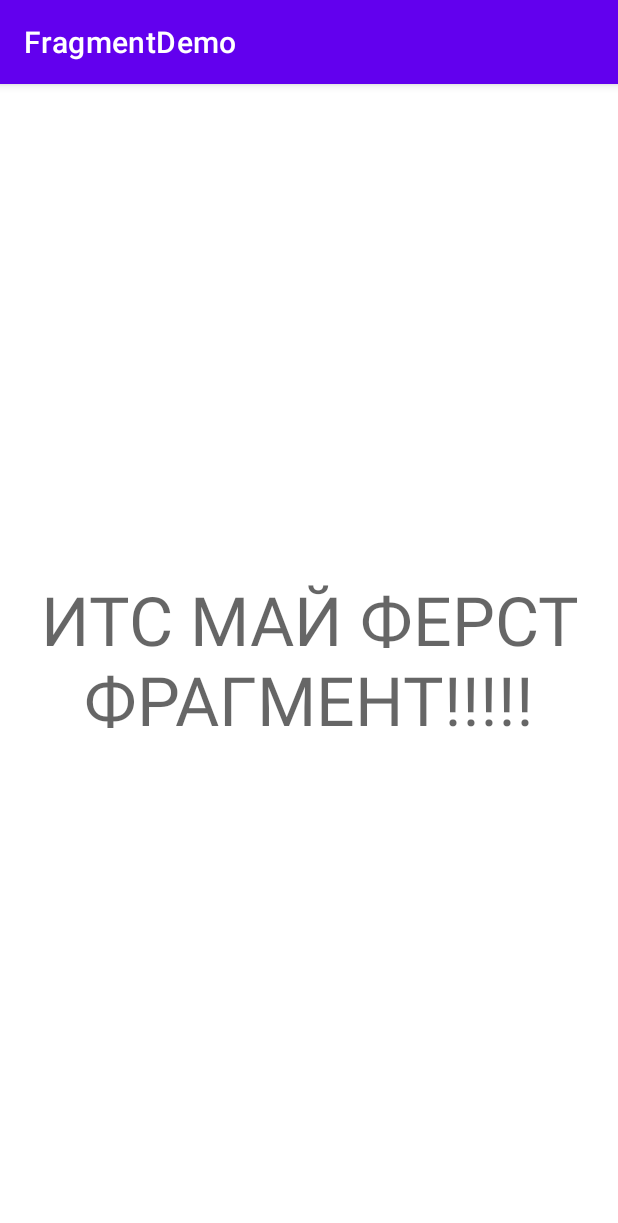
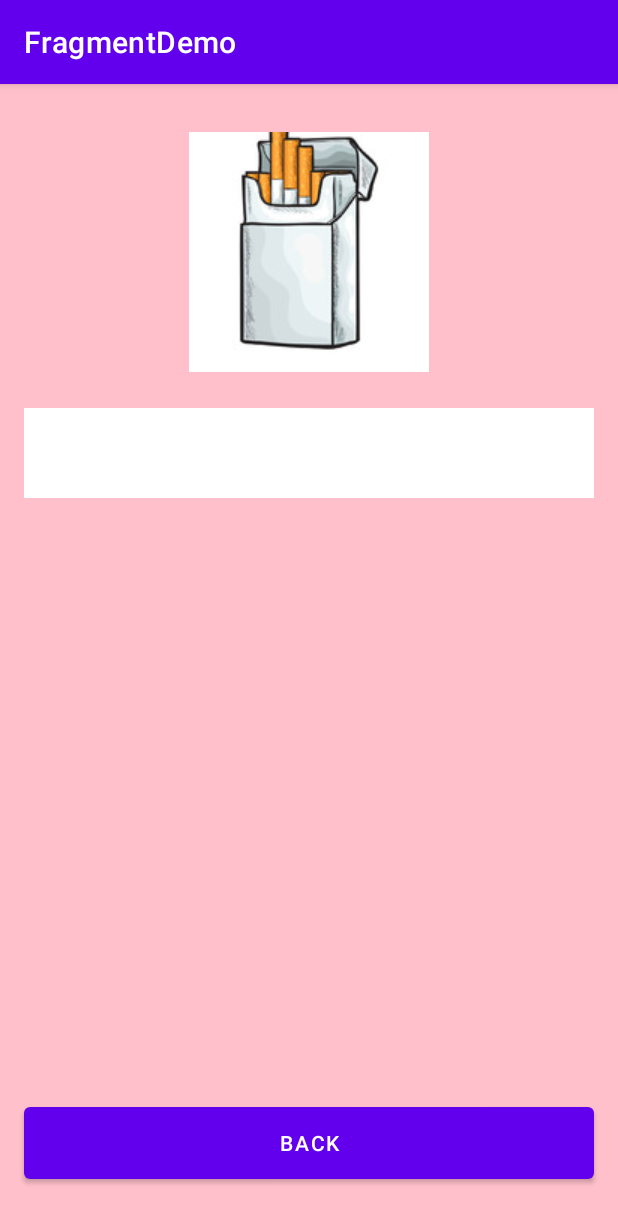
Before and after one commit to MrAK1092/FragmentDemo, an Android app: the screen it shows after launch (MainActivity), on a phone screen of 412 x 824 dp. Shown: the top 1223 px of the screen. Run offline under Robolectric (Android 15) with nearby library versions, the phone set to English and light mode, and no system bars; libraries missing offline, so code that uses them is left out: by.kirich1409.viewbindingdelegate; 1 statement that could not run was skipped.

Commit message:
Работа с навигацией, рефтокторинг

```diff
--- a/app/src/main/java/com/example/fragmentdemo/KittyFragment.kt
+++ b/app/src/main/java/com/example/fragmentdemo/KittyFragment.kt
@@ -2,58 +2,35 @@ package com.example.fragmentdemo
 
 import android.os.Bundle
 import androidx.fragment.app.Fragment
-import android.view.LayoutInflater
 import android.view.View
-import android.view.ViewGroup
-import android.widget.ImageButton
-import android.widget.TextView
-import androidx.constraintlayout.widget.ConstraintLayout
-import com.example.fragmentdemo.databinding.ActivityMainBinding
+import by.kirich1409.viewbindingdelegate.viewBinding
 import com.example.fragmentdemo.databinding.FragmentKittyBinding
+import com.example.fragmentdemo.navigation.Navigator
+import com.example.fragmentdemo.navigation.NavigatorImpl
 
+class KittyFragment : Fragment(R.layout.fragment_kitty) {
 
-class KittyFragment : Fragment() {
+    private val binding by viewBinding(FragmentKittyBinding::bind)
+    private var navigator: Navigator? = null
 
-
-    lateinit var mHelloTextView: TextView
-    lateinit var imageButton: ImageButton
-    lateinit var binding: FragmentKittyBinding
-
-    override fun onCreate(savedInstanceState: Bundle?) {
-        super.onCreate(savedInstanceState)
-
-
-
-
+    override fun onViewCreated(view: View, savedInstanceState: Bundle?) {
+        super.onViewCreated(view, savedInstanceState)
+        navigator = NavigatorImpl(parentFragmentManager, R.id.container)
+        initListeners()
     }
 
-
-
-    override fun onCreateView(
-        inflater: LayoutInflater, container: ViewGroup?,
-        savedInstanceState: Bundle?
-    ): View? {
-        binding = FragmentKittyBinding.inflate(layoutInflater)
-
-        mHelloTextView = binding.helloText
-
-
-
-
-        var b = binding
-        binding.imageButton.setOnClickListener {
-            mHelloTextView.setText("СТРЕЛЬНУТЬ СИЖКУ")
+    private fun initListeners() {
+        binding.apply {
+            imageButton.setOnClickListener {
+                //helloText.text = "СТРЕЛЬНУТЬ СИЖКУ"
+                navigator?.addFragment(CounterFragment.newInstance())
+            }
+            btnBack.setOnClickListener { navigator?.popBack() }
         }
-
-        binding.helloText.text
-        binding.imageButton
-
-
-        // Inflate the layout for this fragment
-        return inflater.inflate(R.layout.fragment_kitty, container, false)
     }
 
     companion object {
 
+        fun newInstance(): KittyFragment = KittyFragment()
     }
 }
--- a/app/src/main/java/com/example/fragmentdemo/MainActivity.kt
+++ b/app/src/main/java/com/example/fragmentdemo/MainActivity.kt
@@ -2,10 +2,35 @@ package com.example.fragmentdemo
 
 import androidx.appcompat.app.AppCompatActivity
 import android.os.Bundle
+import com.example.fragmentdemo.navigation.Navigator
+import com.example.fragmentdemo.navigation.NavigatorImpl
 
 class MainActivity : AppCompatActivity() {
+
+    private var navigator: Navigator? = null
+
     override fun onCreate(savedInstanceState: Bundle?) {
         super.onCreate(savedInstanceState)
         setContentView(R.layout.activity_main)
+        navigator = NavigatorImpl(supportFragmentManager, R.id.container)
+
+        navigator?.addFragment(KittyFragment.newInstance(), false)
+    }
+
+    /**
+     * Коллбек вызывающийся при нажатии кнопки "Назад"
+     */
+    override fun onBackPressed() {
+        when {
+            supportFragmentManager.backStackEntryCount == 1 -> {
+                finish()
+            }
+            supportFragmentManager.backStackEntryCount > 1 -> {
+                supportFragmentManager.popBackStack()
+            }
+            else -> {
+                super.onBackPressed()
+            }
+        }
     }
 }
--- /dev/null
+++ b/app/src/main/java/com/example/fragmentdemo/navigation/NavigatorImpl.kt
@@ -0,0 +1,36 @@
+package com.example.fragmentdemo.navigation
+
+import androidx.fragment.app.Fragment
+import androidx.fragment.app.FragmentManager
+
+/**
+ * Имплеминтация интерфейса [Navigator]
+ * @property fm Фрагмент менеджер
+ * @property containerId контейнер для открытия фрагментов
+ */
+class NavigatorImpl(
+    private val fm: FragmentManager,
+    private val containerId: Int) : Navigator {
+
+    override fun addFragment(fragment: Fragment, addToBackStack: Boolean) {
+        fm.beginTransaction().apply {
+            add(containerId, fragment)
+            if (addToBackStack) addToBackStack(null)
+            commit()
+        }
+    }
+
+    override fun replaceFragment(fragment: Fragment, addToBackStack: Boolean) {
+        fm.beginTransaction().apply {
+            replace(containerId, fragment)
+            if (addToBackStack) addToBackStack(null)
+            commit()
+        }
+    }
+
+    override fun popBack() {
+        if (fm.fragments.isNotEmpty()) {
+            fm.fragments.first().requireActivity().onBackPressed()
+        }
+    }
+}
--- a/app/src/main/res/layout/activity_main.xml
+++ b/app/src/main/res/layout/activity_main.xml
@@ -1,19 +1,8 @@
 <?xml version="1.0" encoding="utf-8"?>
-<androidx.constraintlayout.widget.ConstraintLayout xmlns:android="http://schemas.android.com/apk/res/android"
+<FrameLayout xmlns:android="http://schemas.android.com/apk/res/android"
     xmlns:app="http://schemas.android.com/apk/res-auto"
     xmlns:tools="http://schemas.android.com/tools"
     android:layout_width="match_parent"
     android:layout_height="match_parent"
-    tools:context=".MainActivity">
-
-    <fragment
-        android:id="@+id/demo_fragment"
-        android:name="com.example.fragmentdemo.DemoFragment"
-        android:layout_width="match_parent"
-        android:layout_height="match_parent">
-
-    </fragment>
-
-
-
-</androidx.constraintlayout.widget.ConstraintLayout>
+    tools:context=".MainActivity"
+    android:id="@+id/container"/>
--- a/app/src/main/res/layout/fragment_kitty.xml
+++ b/app/src/main/res/layout/fragment_kitty.xml
@@ -7,17 +7,6 @@
     android:layout_height="match_parent"
     android:background="#ffffc0cb"
     tools:context=".KittyFragment">
-
-    <TextView
-        android:id="@+id/hello_text"
-        android:layout_width="wrap_content"
-        android:layout_height="wrap_content"
-        android:textAppearance="@style/TextAppearance.AppCompat.Display2"
-        app:layout_constraintBottom_toBottomOf="parent"
-        app:layout_constraintLeft_toLeftOf="parent"
-        app:layout_constraintRight_toRightOf="parent"
-        app:layout_constraintTop_toBottomOf="@+id/imageButton"
-        tools:text="@string/fragment_kitty" />
 
     <ImageButton
         android:id="@+id/imageButton"
@@ -31,4 +20,34 @@
         app:srcCompat="@drawable/cigarette2"
         tools:srcCompat="@drawable/cigarette2" />
 
+    <EditText
+        android:id="@+id/inputName"
+        android:layout_width="match_parent"
+        android:layout_height="60dp"
+        android:layout_marginStart="16dp"
+        android:layout_marginEnd="16dp"
+        android:layout_marginTop="24dp"
+        android:background="@color/white"
+        app:layout_constraintTop_toBottomOf="@id/imageButton"/>
+
+    <TextView
+        android:id="@+id/hello_text"
+        android:layout_width="wrap_content"
+        android:layout_height="wrap_content"
+        android:textAppearance="@style/TextAppearance.AppCompat.Display2"
+        app:layout_constraintBottom_toBottomOf="parent"
+        app:layout_constraintLeft_toLeftOf="parent"
+        app:layout_constraintRight_toRightOf="parent"
+        app:layout_constraintTop_toBottomOf="@+id/imageButton"
+        tools:text="@string/fragment_kitty" />
+
+    <Button
+        android:id="@+id/btn_back"
+        android:layout_width="match_parent"
+        android:layout_height="60dp"
+        android:layout_marginBottom="32dp"
+        android:layout_marginStart="16dp"
+        android:layout_marginEnd="16dp"
+        app:layout_constraintBottom_toBottomOf="parent"
+        android:text="back"/>
 </androidx.constraintlayout.widget.ConstraintLayout>
--- a/app/src/main/res/values/strings.xml
+++ b/app/src/main/res/values/strings.xml
@@ -1,6 +1,6 @@
 <resources>
     <string name="app_name">FragmentDemo</string>
     <!-- TODO: Remove or change this placeholder text -->
-    <string name="hello_blank_fragment">ИТС МАЙ ФЕРСТ ФРАГМЕНТ!!!!!</string>
+    <string name="hello_blank_fragment">ИТС МАЙ СЕКОНД ФРАГМЕНТ!!!!!</string>
     <string name="fragment_kitty">НАЧАТЬ СТРЕЛЬБУ</string>
 </resources>
```
Also changed, not shown: app/build.gradle (+4 -3 lines), app/src/main/java/com/example/fragmentdemo/CounterFragment.kt (+15 -42 lines), app/src/main/java/com/example/fragmentdemo/navigation/Navigator.kt (added, +27 -0 lines), app/src/main/res/layout/fragment_counter.xml (+15 -1 lines), 2 other files.
